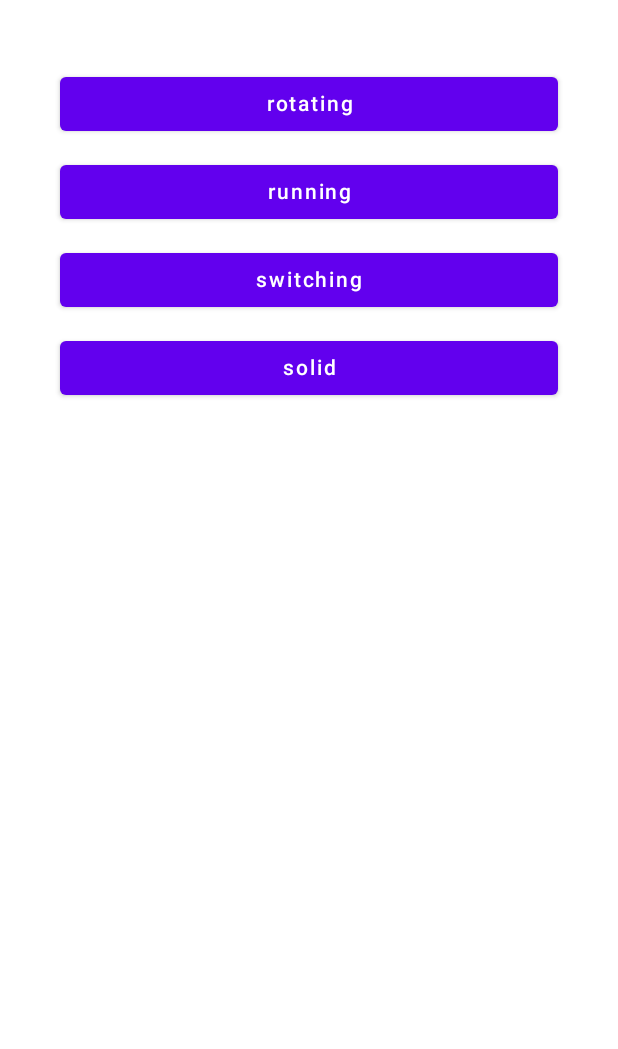
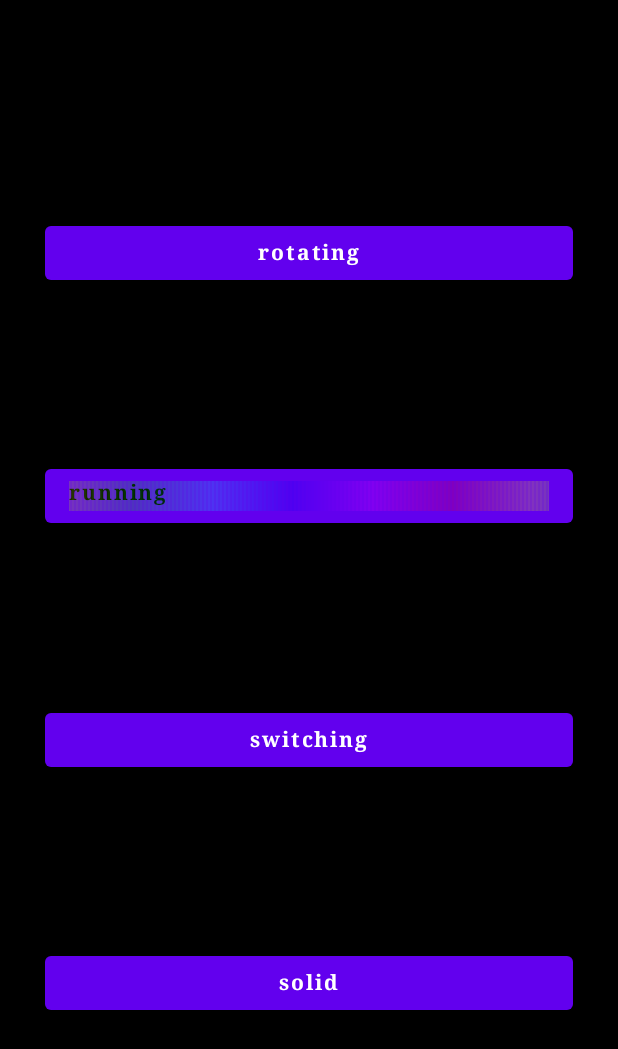
Before and after one commit to bakivo/Teta, an Android app built with Jetpack Compose: the screen it shows after launch (MainActivity), after a tap on an icon or button, on a phone screen of 412 x 824 dp. Shown: the top 1049 px of the screen. Run offline under Robolectric (Android 15) with nearby library versions, the phone set to English and light mode, and no system bars.

Commit message:
Some visual improvements added

```diff
--- a/app/src/main/java/com/example/teta/Components.kt
+++ b/app/src/main/java/com/example/teta/Components.kt
@@ -9,6 +9,10 @@ import androidx.compose.material.*
 import androidx.compose.runtime.*
 import androidx.compose.ui.Alignment
 import androidx.compose.ui.Modifier
+import androidx.compose.ui.draw.alpha
+import androidx.compose.ui.draw.drawBehind
+import androidx.compose.ui.draw.drawWithCache
+import androidx.compose.ui.draw.drawWithContent
 import androidx.compose.ui.geometry.CornerRadius
 import androidx.compose.ui.geometry.Offset
 import androidx.compose.ui.geometry.Size
@@ -16,10 +20,15 @@ import androidx.compose.ui.graphics.Color
 import androidx.compose.ui.graphics.drawscope.DrawScope
 import androidx.compose.ui.input.pointer.pointerInput
 import androidx.compose.ui.res.painterResource
+import androidx.compose.ui.text.font.FontFamily
+import androidx.compose.ui.text.font.FontStyle
+import androidx.compose.ui.text.font.FontWeight
 import androidx.compose.ui.tooling.preview.Preview
 import androidx.compose.ui.unit.dp
+import com.example.teta.ui.theme.TetaTheme
 import com.example.teta.utils.toColor
 import com.example.teta.utils.toRGB
+import kotlinx.coroutines.CoroutineScope
 import kotlinx.coroutines.delay
 import kotlinx.coroutines.launch
 
@@ -29,29 +38,28 @@ import kotlinx.coroutines.launch
  *  @param onHueChanged a callback for new selected value
  */
 @Composable
-fun HueCanvas(hueValue: Float, onHueChanged: (Float) -> Unit) {
-    Surface(Modifier.fillMaxWidth(),
-            color = MaterialTheme.colors.primarySurface,
-            shape = RoundedCornerShape(8.dp)
-    ) {
+fun HuePicker(hueValue: Float, onHueChanged: (Float) -> Unit) {
         Canvas(
             Modifier
-                    .requiredHeight(100.dp).requiredWidthIn(360.dp)
+                .requiredHeight(100.dp)
+                .fillMaxWidth()
                 .pointerInput(Unit) {
                     detectTapGestures(
-                                    onTap = { tapOffset ->
-                                        onHueChanged((HUE_SCALE_UNITS * tapOffset.x / this.size.width))
+                        onTap = { Offset ->
+                            onHueChanged((HUE_SCALE_UNITS * Offset.x / this.size.width))
                         },
                     )
                 },
         )
         {
+
             val hueUnitWidth: Float = this.size.width / HUE_SCALE_UNITS
             val hueUnitSize = Size(hueUnitWidth, this.size.height)
+
             val hslArray = FloatArray(3)
-            hslArray[1] = 1f    // saturation value for hue with maximum saturation
-            hslArray[2] = 0.5f  // lightness value for hue without tint or shade
-
+            hslArray[1] = 1f    // maximum saturation
+            hslArray[2] = 0.5f  // lightness without tint or shade
+            // draw main canvas with all possible hue values
             for (hue in 0..HUE_SCALE_UNITS){
                 hslArray[0] = hue.toFloat()
                 drawRect(
@@ -60,54 +68,22 @@ fun HueCanvas(hueValue: Float, onHueChanged: (Float) -> Unit) {
                         size = hueUnitSize
                 )
             }
-            // highlight a current hue
+            // draw to circles to highlight the current hue
             drawCircle(
                     color = hslArray.apply { this[0] = hueValue }.toRGB().toColor(),
-                    radius = 10f,
+                    radius = 15f,
                     center = Offset(hueValue * hueUnitWidth, 0f)
             )
             drawCircle(
                     color = hslArray.apply { this[0] = hueValue }.toRGB().toColor(),
-                    radius = 10f,
+                    radius = 15f,
                     center = Offset(hueValue * hueUnitWidth, size.height)
             )
         }
 }
-}
 
 @Composable
-fun SliderBackground(
-    modifier: Modifier = Modifier,
-    elevate: Boolean = false,
-    content: @Composable RowScope.() -> Unit
-) {
-    Surface(
-        modifier = modifier
-                .padding(5.dp)
-                .fillMaxWidth(),
-        shape = RoundedCornerShape(4.dp),
-        elevation = if (elevate) 2.dp else 0.dp) {
-    }
-    Row(modifier = Modifier.fillMaxWidth()) {
-        content()
-    }
-}
-
-val Drawing: DrawScope.() -> Unit = {
-
-    val hslArray = FloatArray(3)
-    hslArray[1] = 1f
-    hslArray[2] = 0.5f
-    val hueUnitWidth: Float = this.size.width / HUE_SCALE_UNITS
-    val hueUnitSize = Size(hueUnitWidth, this.size.height)
-    for (hue in 0..HUE_SCALE_UNITS) {
-        hslArray[0] = hue.toFloat()
-        this.drawRect(color = hslArray.toRGB().toColor(), topLeft = Offset(hue * hueUnitWidth, 0f), size = hueUnitSize)
-    }
-}
-
-@Composable
-fun FancyButton(onDraw: DrawScope.() -> Unit = {}) {
+fun FancyButton() {
     var shift: Int by remember { mutableStateOf(0) }
     LaunchedEffect(Unit) {
         launch {
@@ -118,7 +94,8 @@ fun FancyButton(onDraw: DrawScope.() -> Unit = {}) {
             }
         }
     }
-    Canvas(Modifier
+    Canvas(
+        Modifier
             .fillMaxWidth()
             .requiredHeight(300.dp)
     ) {
@@ -132,10 +109,61 @@ fun FancyButton(onDraw: DrawScope.() -> Unit = {}) {
             drawRect(hslArray.toRGB().toColor(), topLeft = Offset(hue * hueUnitWidth, 0f), size = hueUnitSize)
         }
     }
-
 }
-
-
+@Composable
+fun NewButton(text: String, modifier: Modifier = Modifier, onClicked: () -> Unit) {
+    var shift: Int by remember { mutableStateOf(0) }
+    LaunchedEffect(Unit) {
+        launch {
+            while (true) {
+                delay(30)
+                if (shift == (HUE_SCALE_UNITS - 1) ) shift = 0
+                shift += 1
+            }
+        }
+    }
+    Button(
+        onClick = { onClicked() },
+        modifier = modifier
+    ) {
+        Box() {
+            Text(
+                text = text,
+                color = Color.Black,
+                fontFamily = FontFamily.Serif,
+                fontWeight = FontWeight.Bold
+            )
+            Canvas(modifier = Modifier.fillMaxWidth().requiredHeight(20.dp).alpha(0.2f)) {
+                val hslArray = FloatArray(3)
+                hslArray[1] = 1f
+                hslArray[2] = 0.5f
+                val hueUnitWidth: Float = this.size.width / HUE_SCALE_UNITS
+                val hueUnitSize = Size(hueUnitWidth, this.size.height)
+                for (hue in 0 until HUE_SCALE_UNITS) {
+                    hslArray[0] = ((shift + hue) % HUE_SCALE_UNITS).toFloat()
+                    drawRect(
+                        hslArray
+                            .toRGB()
+                            .toColor(),
+                        topLeft = Offset(hue * hueUnitWidth, 0f),
+                        size = hueUnitSize
+                    )
+                }
+            }
+        }
+    }
+}
+@Preview
+@Composable
+fun Prev22() {
+    TetaTheme {
+        Surface(
+            color = MaterialTheme.colors.background,
+        ) {
+            //NewButton()
+        }
+    }
+}
 @Composable
 fun ClickableSliderIcon(
         icon: TetaIcon,
@@ -160,10 +188,7 @@ fun ClickableSliderIcon(
  */
 @Composable
 fun MySlider(value: Float, range: ClosedFloatingPointRange<Float>, onValueChanged: (Float) -> Unit) {
-    Surface(Modifier.fillMaxWidth(),
-        color = MaterialTheme.colors.primarySurface,
-        shape = RoundedCornerShape(8.dp)
-    ) {
+
         Canvas(modifier = Modifier
             .fillMaxWidth()
             .requiredHeight(16.dp)
@@ -190,7 +215,7 @@ fun MySlider(value: Float, range: ClosedFloatingPointRange<Float>, onValueChange
                 CornerRadius(15f, 15f)
             )
         }
-    }
+
 }
 
 @Composable
@@ -213,13 +238,15 @@ fun MySliderHolder(
         }
     }
 }
-@Preview
-@Composable
-fun Prev1(){
+
+val RainbowDrawing: DrawScope.() -> Unit = {
+    val hslArray = FloatArray(3)
+    hslArray[1] = 1f
+    hslArray[2] = 0.5f
+    val hueUnitWidth: Float = this.size.width / HUE_SCALE_UNITS
+    val hueUnitSize = Size(hueUnitWidth, this.size.height)
+    for (hue in 0..HUE_SCALE_UNITS) {
+        hslArray[0] = hue.toFloat()
+        this.drawRect(color = hslArray.toRGB().toColor(), topLeft = Offset(hue * hueUnitWidth, 0f), size = hueUnitSize)
     }
-
-@Preview
-@Composable
-fun PreviewHueCanvas() {
-    //HueCanvas(hueValue = 55f) {}
 }
--- a/app/src/main/java/com/example/teta/MainActivity.kt
+++ b/app/src/main/java/com/example/teta/MainActivity.kt
@@ -101,7 +101,6 @@ fun Test1(){
         Surface(
                 color = MaterialTheme.colors.background,
         ) {
-            Screen()
         }
     }
 }
@@ -112,7 +111,6 @@ fun Test2(){
         Surface(
                 color = MaterialTheme.colors.background,
         ) {
-            TestScreen()
         }
     }
 }
--- a/app/src/main/java/com/example/teta/MainScreen.kt
+++ b/app/src/main/java/com/example/teta/MainScreen.kt
@@ -1,27 +1,19 @@
 package com.example.teta
 
 import android.widget.Toast
-import androidx.compose.foundation.BorderStroke
-import androidx.compose.foundation.Canvas
-import androidx.compose.foundation.background
-import androidx.compose.foundation.gestures.detectTapGestures
+import androidx.compose.foundation.*
 import androidx.compose.foundation.layout.*
 import androidx.compose.foundation.shape.RoundedCornerShape
 import androidx.compose.material.*
 import androidx.compose.runtime.*
 import androidx.compose.ui.Alignment
 import androidx.compose.ui.Modifier
-import androidx.compose.ui.geometry.Offset
-import androidx.compose.ui.geometry.Size
 import androidx.compose.ui.graphics.Color
-import androidx.compose.ui.input.pointer.pointerInput
 import androidx.compose.ui.platform.LocalContext
-import androidx.compose.ui.res.painterResource
-import androidx.compose.ui.text.style.TextAlign
-import androidx.compose.ui.tooling.preview.Preview
+import androidx.compose.ui.text.font.FontFamily
+import androidx.compose.ui.text.font.FontWeight
 import androidx.compose.ui.unit.dp
-import com.example.teta.utils.toColor
-import com.example.teta.utils.toRGB
+import com.example.teta.ui.theme.TetaTheme
 import kotlinx.coroutines.delay
 import kotlinx.coroutines.launch
 
@@ -43,24 +35,37 @@ fun MainScreen(
     espUnit: Esp32Unit = Esp32Unit("Test", "127.0.0.1"),
     toastMessage: String = ""
 ) {
-    /*if (toastMessage.isNotEmpty()) {
+    if (toastMessage.isNotEmpty()) {
         Toast.makeText(LocalContext.current, toastMessage, Toast.LENGTH_LONG).show()
-    }*/
-    Box(Modifier.fillMaxSize().background(backColor), Alignment.Center) {
+    }
+    Box(
+        Modifier
+            .fillMaxSize()
+            .background(backColor), Alignment.Center) {
+        Surface(Modifier.fillMaxWidth(),
+            color = MaterialTheme.colors.primarySurface,
+            shape = RoundedCornerShape(8.dp)
+        ) {
             Column(
                 Modifier
                     .padding(5.dp)
-                .width(IntrinsicSize.Max), Arrangement.Center, Alignment.CenterHorizontally)
+                    .width(IntrinsicSize.Max), Arrangement.Center, Alignment.CenterHorizontally
+            )
             {
 
                 Text("${espUnit.name} : ${espUnit.ip}")
 
-            HueCanvas(hue){ onHueChanged(it) }
+                HuePicker(hue) { onHueChanged(it) }
 
-            Spacer(modifier = Modifier.requiredHeight(10.dp).fillMaxWidth())
+                Spacer(modifier = Modifier
+                    .requiredHeight(10.dp)
+                    .fillMaxWidth())
 
                 MySliderHolder(false) {
-                MySlider(value = saturation, range = SATURATION_RANGE) { onSaturationChanged(it) }
+                    MySlider(
+                        value = saturation,
+                        range = SATURATION_RANGE
+                    ) { onSaturationChanged(it) }
                 }
 
                 Spacer(modifier = Modifier.requiredHeight(10.dp))
@@ -83,6 +88,7 @@ fun MainScreen(
             }
         }
     }
+}
 
 @Composable
 fun EmptyScreen(content: @Composable ColumnScope.() -> Unit = {}) {
@@ -96,103 +102,91 @@ fun EmptyScreen(content: @Composable ColumnScope.() -> Unit = {}) {
             }
         }
     }
-    Column() {
-        Button(onClick = { }) {
-            Canvas(modifier = Modifier
-                .requiredHeight(30.dp)
-                .fillMaxWidth(), onDraw = {
-                val hslArray = FloatArray(3)
-                hslArray[1] = 1f
-                hslArray[2] = 0.5f
-                val hueUnitWidth: Float = this.size.width / HUE_SCALE_UNITS
-                val hueUnitSize = Size(hueUnitWidth, this.size.height)
-                for (hue in 0 until HUE_SCALE_UNITS) {
-                    hslArray[0] = ((shift + hue) % HUE_SCALE_UNITS).toFloat()
-                    drawRect(hslArray.toRGB().toColor(), topLeft = Offset(hue * hueUnitWidth, 0f), size = hueUnitSize)
-                }
-            } )
-        }
+    Column {
+        FancyButton()
         // Display a circular progress indicator whilst loading
         CircularProgressIndicator()
         content()
     }
 }
+
 @Composable
 fun ModeSelection(modes: List<String>, onModeSelected: (Int) -> Unit) {
-    Column(Modifier.padding(40.dp)) {
-        modes.forEachIndexed { index, mode ->
-            Button(
-                modifier = Modifier.padding(vertical = 5.dp),
+    Box(modifier = Modifier.fillMaxSize(), Alignment.Center,) {
+        Column(
+            Modifier
+                .background(Color.Black)
+                .fillMaxSize()
+                .padding(30.dp)
+                .width(IntrinsicSize.Max), verticalArrangement = Arrangement.SpaceEvenly) {
+
+            modes.forEachIndexed { index, mode -> when {
+
+                mode == LedModes.RUNNING_COLOR.s -> NewButton(
+                    text = mode, modifier = Modifier.fillMaxWidth(), onClicked = { onModeSelected(index) })
+                else -> Button(
+                    modifier = Modifier.fillMaxWidth(),
                     onClick = { onModeSelected(index) }
                 ) {
                     Text(
                         text = mode,
-                    modifier = Modifier.fillMaxWidth(),
-                    textAlign = TextAlign.Center
+                        modifier = Modifier,
+                        fontFamily = FontFamily.Serif,
+                        fontWeight = FontWeight.Bold
                     )
                 }
             }
+            }
+        }
+    }
+}
 
+@Composable
+fun SelectionModePreview(){
+    TetaTheme {
+        Surface(color = MaterialTheme.colors.background) {
+
+        }
     }
 }
 
 @Composable
 fun SelectionScreen(nodes: List<Esp32Unit>, onNodeSelected: (Int) -> Unit) {
-    Box(Modifier
-        .padding(10.dp)
-        .fillMaxSize()
-        .width(IntrinsicSize.Max)
-        .background(Color.Blue),
-        contentAlignment = Alignment.Center
+    Box(
+        Modifier
+            .padding(5.dp)
+            .fillMaxSize(),
+        Alignment.Center,
     ) {
-        Column(Modifier
-            .padding(20.dp)
-            .width(IntrinsicSize.Max)
+        Column(
+            Modifier
+                .verticalScroll(rememberScrollState())
+                .padding(5.dp)
+                .width(IntrinsicSize.Max)) {
+            nodes.forEachIndexed { index, esp32Unit ->
+                Button(
+                    { onNodeSelected(index) },
+                    Modifier
+                        .fillMaxWidth()
+                        .padding(5.dp)
                 ) {
-            nodes.forEachIndexed { index, esp32Unit ->
-                Button(onClick = { onNodeSelected(index) }, Modifier
-                    .fillMaxWidth()
-                    .padding(10.dp))
-                {
-                    Text("${esp32Unit.name} : ${esp32Unit.ip}")
+                    Text(text = esp32Unit.name + " : " + esp32Unit.ip)
                 }
             }
         }
     }
 }
+
 @Composable
-fun Screen(){
-    Box(Modifier
-        .padding(10.dp)
-        .fillMaxSize()
-        .width(IntrinsicSize.Max)
-        .background(Color.Blue),
-        contentAlignment = Alignment.Center
-    ) {
-        Column(Modifier
-            .padding(10.dp)
-            .width(IntrinsicSize.Max))
-        {
-            Button(onClick = { /*TODO*/ }, Modifier.fillMaxWidth()) {
-                Text(text = "lolololo", )
+fun SelectionScreenPreview(){
+    fun generateUnits(n: Int) = mutableListOf<Esp32Unit>().also {
+        (1..n).forEach { i ->
+            it.add(Esp32Unit("unit $i", "192.168.1.$i"))
         }
-            Button(onClick = { /*TODO*/ }, Modifier.fillMaxWidth()) {
-                Text(text = "mnmnmnmnmn", )
+    }
+    TetaTheme {
+        Surface(color = MaterialTheme.colors.background) {
+            SelectionScreen(nodes = generateUnits(4), onNodeSelected = {})
         }
     }
 }
-}
-@Composable
-fun TestScreen() {
-    Column(Modifier
-        .padding(10.dp)
-        .width(IntrinsicSize.Max))
-    {
-        Button(onClick = { /*TODO*/ }, Modifier.fillMaxWidth()) {
-            Text(text = "lolololo", )
-        }
-        Button(onClick = { /*TODO*/ }, Modifier.fillMaxWidth()) {
-            Text(text = "mnmnmnmnmn", )
-        }
-    }
-}
--- a/app/src/main/java/com/example/teta/ui/theme/Color.kt
+++ b/app/src/main/java/com/example/teta/ui/theme/Color.kt
@@ -6,3 +6,6 @@ val Purple200 = Color(0xFFBB86FC)
 val Purple500 = Color(0xFF6200EE)
 val Purple700 = Color(0xFF3700B3)
 val Teal200 = Color(0xFF03DAC5)
+val Grey800 = Color(0xFF424242)
+val Grey200 = Color(0xFFEEEEEE)
+val Grey300 = Color(0xFFE0E0E0)
--- a/app/src/main/java/com/example/teta/ui/theme/Theme.kt
+++ b/app/src/main/java/com/example/teta/ui/theme/Theme.kt
@@ -9,16 +9,18 @@ import androidx.compose.runtime.Composable
 private val DarkColorPalette = darkColors(
     primary = Purple200,
     primaryVariant = Purple700,
-    secondary = Teal200
+    secondary = Teal200,
+    background = Grey800,
+
 )
 
 private val LightColorPalette = lightColors(
     primary = Purple500,
     primaryVariant = Purple700,
-    secondary = Teal200
+    secondary = Teal200,
 
+    background = Grey300,
     /* Other default colors to override
-    background = Color.White,
     surface = Color.White,
     onPrimary = Color.White,
     onSecondary = Color.Black,
```
Lines whose indentation alone changed are shown as unchanged.
